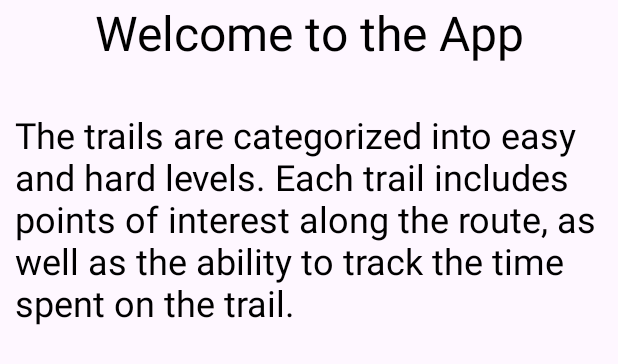
After one commit to Bonioszko/MobileApps, an Android app: the layout first_page.xml on its own in the app's theme, with its tools: preview values and no code run, on a phone screen of 412 x 824 dp. The commit adds this screen. Shown: the top 364 px of the screen. Run offline under Robolectric (Android 15) with nearby library versions, the phone set to English and light mode, and no system bars.

Commit message:
pager, levels

```diff
--- a/app/src/main/java/com/example/szlaki/DetailFragment.kt
+++ b/app/src/main/java/com/example/szlaki/DetailFragment.kt
@@ -10,9 +10,11 @@ import android.view.View
 import android.view.ViewGroup
 import android.widget.ArrayAdapter
 import android.widget.Button
+import android.widget.ImageView
 import android.widget.ListView
 import android.widget.TextView
 import android.widget.Toast
+import coil.load
 
 // TODO: Rename parameter arguments, choose names that match
 // the fragment initialization parameters, e.g. ARG_ITEM_NUMBER
--- a/app/src/main/java/com/example/szlaki/StopperFragment.kt
+++ b/app/src/main/java/com/example/szlaki/StopperFragment.kt
@@ -33,7 +33,6 @@ class StopperFragment : Fragment() {
             handler.postDelayed(this, 1000)
         }
     }
-
     override fun onCreateView(
         inflater: LayoutInflater, container: ViewGroup?,
         savedInstanceState: Bundle?
@@ -48,20 +47,15 @@ class StopperFragment : Fragment() {
         startButton.setOnClickListener {
             trail?.isRunning = true
         }
-
         stopButton.setOnClickListener {
             trail?.isRunning = false
         }
-
         resetButton.setOnClickListener {
-
             trail?.times?.add(String.format("%02d:%02d:%02d", trail?.hours, trail?.minutes, trail?.seconds))
             trail?.seconds = 0
             trail?.minutes = 0
             trail?.hours = 0
-
             timeTextView.text = String.format("%02d:%02d:%02d", trail?.hours, trail?.minutes, trail?.seconds)
-
             trail?.isRunning = false
         }
 
--- a/app/src/main/java/com/example/szlaki/Trail.kt
+++ b/app/src/main/java/com/example/szlaki/Trail.kt
@@ -6,7 +6,9 @@ class Trail(
     val description: String,
     val points: Array<String>,
     val thumbnail: String,
+    val level: String,
     var times: MutableList<String> = mutableListOf(),
+
     var isRunning: Boolean = false,
     var seconds: Int = 0,
     var minutes: Int = 0,
--- a/app/src/main/res/layout/activity_detail.xml
+++ b/app/src/main/res/layout/activity_detail.xml
@@ -29,6 +29,7 @@
                 android:scaleType="centerCrop"
                 android:src="@drawable/ic_launcher_background"
                 app:layout_collapseMode="parallax"
+
                 />
 
             <androidx.appcompat.widget.Toolbar
--- /dev/null
+++ b/app/src/main/res/layout/first_page.xml
@@ -0,0 +1,33 @@
+<?xml version="1.0" encoding="utf-8"?>
+<androidx.constraintlayout.widget.ConstraintLayout xmlns:android="http://schemas.android.com/apk/res/android"
+    xmlns:app="http://schemas.android.com/apk/res-auto"
+    android:layout_width="match_parent"
+    android:layout_height="match_parent">
+
+    <TextView
+        android:id="@+id/titleTextView"
+        android:layout_width="wrap_content"
+        android:layout_height="wrap_content"
+        android:text="Welcome to the App"
+        android:textSize="32sp"
+        android:textColor="@android:color/black"
+        app:layout_constraintTop_toTopOf="parent"
+        app:layout_constraintLeft_toLeftOf="parent"
+        app:layout_constraintRight_toRightOf="parent" />
+
+    <TextView
+        android:id="@+id/descriptionTextView"
+        android:layout_width="0dp"
+        android:layout_height="wrap_content"
+        android:text="The trails are categorized into easy and hard levels. Each trail includes points of interest along the route, as well as the ability to track the time spent on the trail."
+        android:textSize="24sp"
+        android:textColor="@android:color/black"
+        android:layout_marginTop="30dp"
+        android:layout_marginLeft="10dp"
+        android:layout_marginRight="10dp"
+
+        app:layout_constraintTop_toBottomOf="@id/titleTextView"
+        app:layout_constraintLeft_toLeftOf="parent"
+        app:layout_constraintRight_toRightOf="parent" />
+
+</androidx.constraintlayout.widget.ConstraintLayout>
--- a/app/src/main/res/menu/drawer_menu.xml
+++ b/app/src/main/res/menu/drawer_menu.xml
@@ -1,8 +1,8 @@
 <?xml version="1.0" encoding="utf-8"?>
 <menu xmlns:android="http://schemas.android.com/apk/res/android">
     <item
-        android:id="@+id/drawer_import"
-    android:title= "@string/drawer_import" />
+        android:id="@+id/drawer_loading"
+    android:title= "@string/drawer_loading" />
     <item
         android:id="@+id/drawer_gallery"
     android:title= "@string/drawer_gallery" />
--- a/app/src/main/res/values/strings.xml
+++ b/app/src/main/res/values/strings.xml
@@ -7,7 +7,7 @@
     <string name="Start">Start</string>
     <string name="user_name">Android</string>
     <string name="user_mail">android@gmail.com</string>
-    <string name="drawer_import"> Test </string>
+    <string name="drawer_loading"> Loading </string>
     <string name="drawer_gallery"> Gallery </string>
     <string name="open_drawer">Otwórz szufladę nawigacyjną</string>
     <string name="close_drawer">Zamknij szufladę nawigacyjną</string>
```
Also changed, not shown: app/src/main/java/com/example/szlaki/ListFragment.kt (+18 -10 lines), app/src/main/java/com/example/szlaki/MainActivity.kt (+6 -4 lines), app/src/main/java/com/example/szlaki/PagerFragment.kt (+6 -1 lines), app/src/main/java/com/example/szlaki/TrailData.kt (+11 -13 lines), app/src/main/res/layout/drawer_header.xml (+7 -4 lines).
